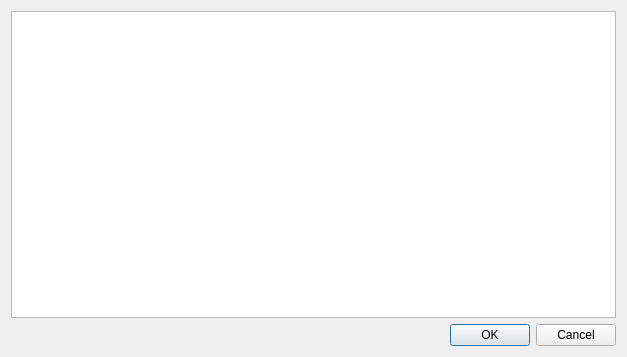
First picture: the form in bisectiongui.ui, repository manashmandal/QNumericalAnalysis, before the edit.
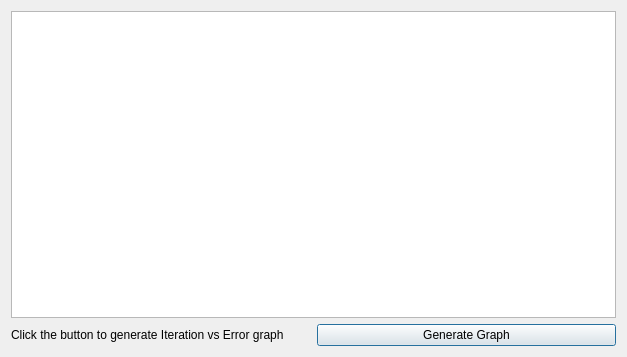
Second picture: the form after the edit.

Patch:
```diff
--- a/bisectiongui.ui
+++ b/bisectiongui.ui
@@ -19,19 +19,31 @@
   <property name="windowTitle">
    <string>Dialog</string>
   </property>
-  <layout class="QGridLayout" name="gridLayout">
-   <item row="0" column="0">
-    <widget class="QTableWidget" name="tableWidget"/>
-   </item>
-   <item row="1" column="0">
-    <widget class="QDialogButtonBox" name="buttonBox">
-     <property name="orientation">
-      <enum>Qt::Horizontal</enum>
-     </property>
-     <property name="standardButtons">
-      <set>QDialogButtonBox::Cancel|QDialogButtonBox::Ok</set>
-     </property>
-    </widget>
+  <layout class="QVBoxLayout" name="verticalLayout_2">
+   <item>
+    <layout class="QVBoxLayout" name="verticalLayout">
+     <item>
+      <widget class="QTableWidget" name="tableWidget"/>
+     </item>
+     <item>
+      <layout class="QHBoxLayout" name="horizontalLayout">
+       <item>
+        <widget class="QLabel" name="label">
+         <property name="text">
+          <string>Click the button to generate Iteration vs Error graph</string>
+         </property>
+        </widget>
+       </item>
+       <item>
+        <widget class="QPushButton" name="graphButton">
+         <property name="text">
+          <string>Generate Graph</string>
+         </property>
+        </widget>
+       </item>
+      </layout>
+     </item>
+    </layout>
    </item>
   </layout>
  </widget>
```
Left out of the diff: 35 changed lines with no effect on the pictures.
